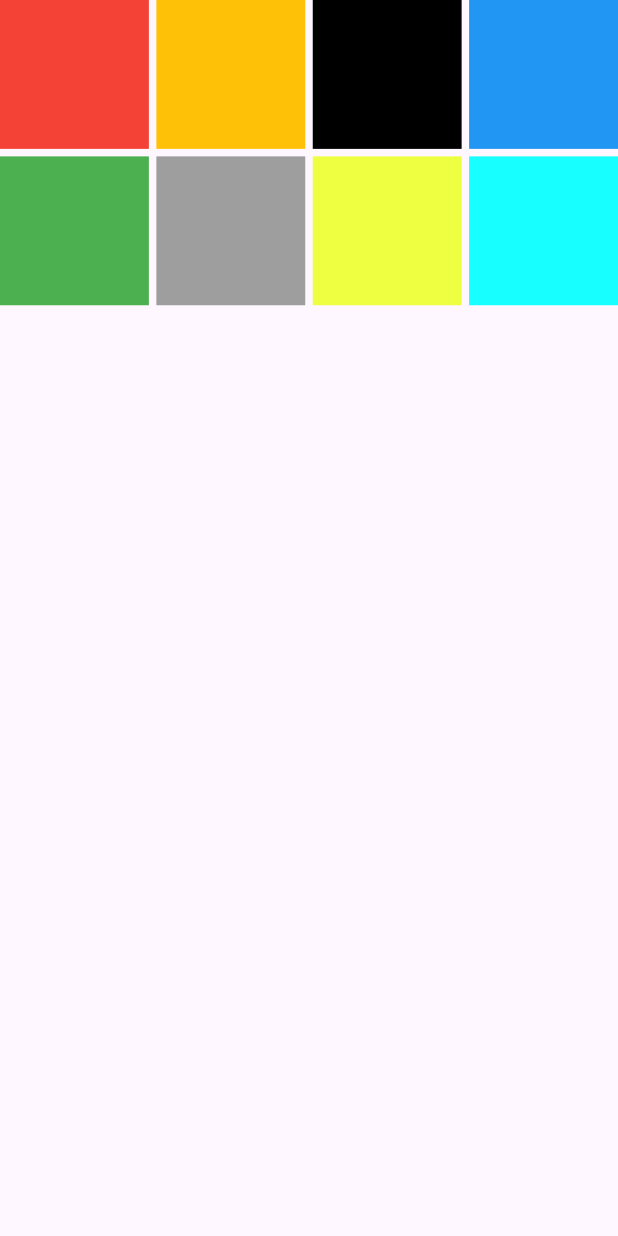
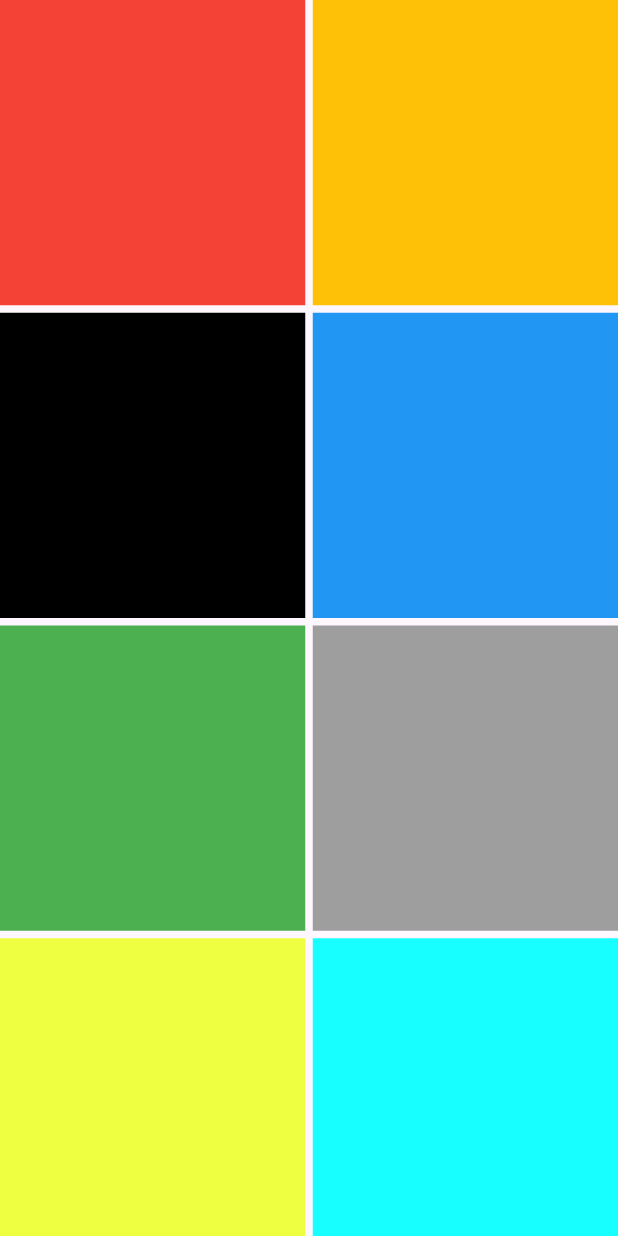
Before and after one commit to YawarAbbas012/Mobile-Application-project, a Flutter app: the screen it shows after launch, on a phone screen of 412 x 824 dp. Run offline on Flutter 3.47's test engine with Material 3 defaults, Android fonts, the phone set to English and light mode, and no system bars.

```diff
--- a/lib/main.dart
+++ b/lib/main.dart
@@ -31,36 +31,23 @@ class HomeScreen extends StatelessWidget {
   @override
   Widget build(BuildContext context) {
     return Scaffold(
-      body: GridView.extent(
-        maxCrossAxisExtent: 100,
-        crossAxisSpacing: 5,
-        mainAxisSpacing: 5,
-        children: [
-          Container(color: colorlist[0]),
-          Container(color: colorlist[1]),
-          Container(color: colorlist[2]),
-          Container(color: colorlist[3]),
-          Container(color: colorlist[4]),
-          Container(color: colorlist[5]),
-          Container(color: colorlist[6]),
-          Container(color: colorlist[7]),
-        ],
+      body: GridView.builder(
+        itemBuilder: (context, index) {
+          return Container(color: colorlist[index]);
+        },
+        itemCount: colorlist.length,
+
+        // gridDelegate: SliverGridDelegateWithFixedCrossAxisCount(
+        //   crossAxisCount: 5,
+        //   crossAxisSpacing: 5,
+        //   mainAxisSpacing: 5,
+        // ),
+        gridDelegate: SliverGridDelegateWithMaxCrossAxisExtent(
+          maxCrossAxisExtent: 400,
+          mainAxisSpacing: 5,
+          crossAxisSpacing: 5,
+        ),
       ),
-      //  GridView.count(
-      //   crossAxisSpacing: 6,
-      //   mainAxisSpacing: 5,
-      //   children: [
-      //     Container(color: colorlist[0]),
-      //     Container(color: colorlist[1]),
-      //     Container(color: colorlist[2]),
-      //     Container(color: colorlist[3]),
-      //     Container(color: colorlist[4]),
-      //     Container(color: colorlist[5]),
-      //     Container(color: colorlist[6]),
-      //     Container(color: colorlist[7]),
-      //   ],
-      //   crossAxisCount: 3,
-      // ),
     );
   }
 }
```
